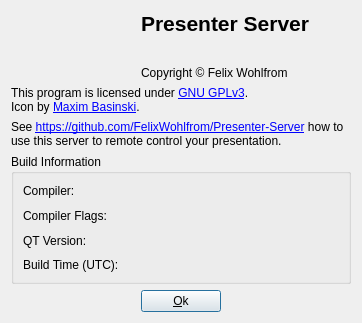
Above: src/main/gui/AboutWindow.ui from nzavanelli/Presenter-Server before the change. Below: the same form after it.
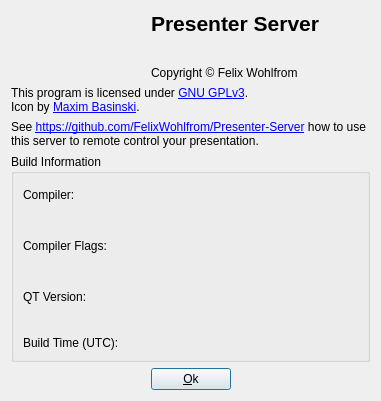
That is the form after the change. Icons and pictures are not drawn.

Diff of the .ui file:
```diff
--- a/src/main/gui/AboutWindow.ui
+++ b/src/main/gui/AboutWindow.ui
@@ -9,8 +9,8 @@
    <rect>
     <x>0</x>
     <y>0</y>
-    <width>362</width>
-    <height>323</height>
+    <width>381</width>
+    <height>401</height>
    </rect>
   </property>
   <property name="windowTitle">
```
